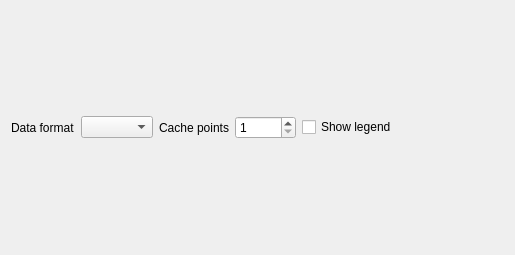
Above: src/page/charts/barcharts/barchartsettings.ui from x-tools-author/x-tools before the change. Below: the same form after it.
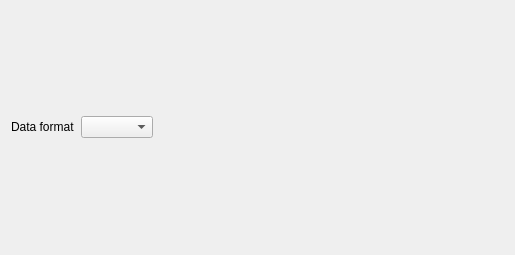
That is the form after the change.

```diff
--- a/src/page/charts/barcharts/barchartsettings.ui
+++ b/src/page/charts/barcharts/barchartsettings.ui
@@ -14,15 +14,8 @@
    <string notr="true">Form</string>
   </property>
   <layout class="QGridLayout" name="gridLayout">
-   <item row="0" column="3">
-    <widget class="QSpinBox" name="spinBoxCachePoints">
-     <property name="minimum">
-      <number>1</number>
-     </property>
-     <property name="maximum">
-      <number>10240</number>
-     </property>
-    </widget>
+   <item row="0" column="1">
+    <widget class="QComboBox" name="comboBoxDataFormat"/>
    </item>
    <item row="0" column="0">
     <widget class="QLabel" name="label">
@@ -31,20 +24,7 @@
      </property>
     </widget>
    </item>
-   <item row="1" column="0" colspan="6">
-    <layout class="QGridLayout" name="gridLayoutTable"/>
-   </item>
-   <item row="0" column="1">
-    <widget class="QComboBox" name="comboBoxDataFormat"/>
-   </item>
    <item row="0" column="2">
-    <widget class="QLabel" name="label_3">
-     <property name="text">
-      <string>Cache points</string>
-     </property>
-    </widget>
-   </item>
-   <item row="0" column="5">
     <widget class="QLabel" name="label_2">
      <property name="sizePolicy">
       <sizepolicy hsizetype="Expanding" vsizetype="Preferred">
@@ -57,12 +37,8 @@
      </property>
     </widget>
    </item>
-   <item row="0" column="4">
-    <widget class="QCheckBox" name="checkBoxLegend">
-     <property name="text">
-      <string>Show legend</string>
-     </property>
-    </widget>
+   <item row="1" column="0" colspan="3">
+    <layout class="QGridLayout" name="gridLayoutTable"/>
    </item>
   </layout>
  </widget>
```
